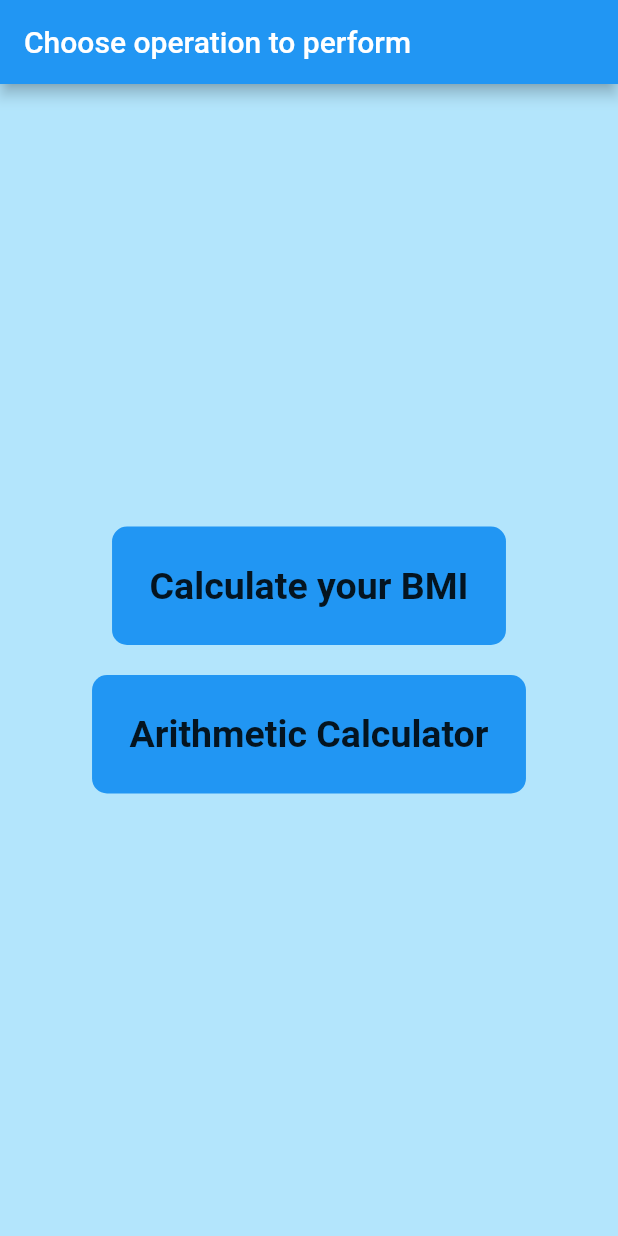
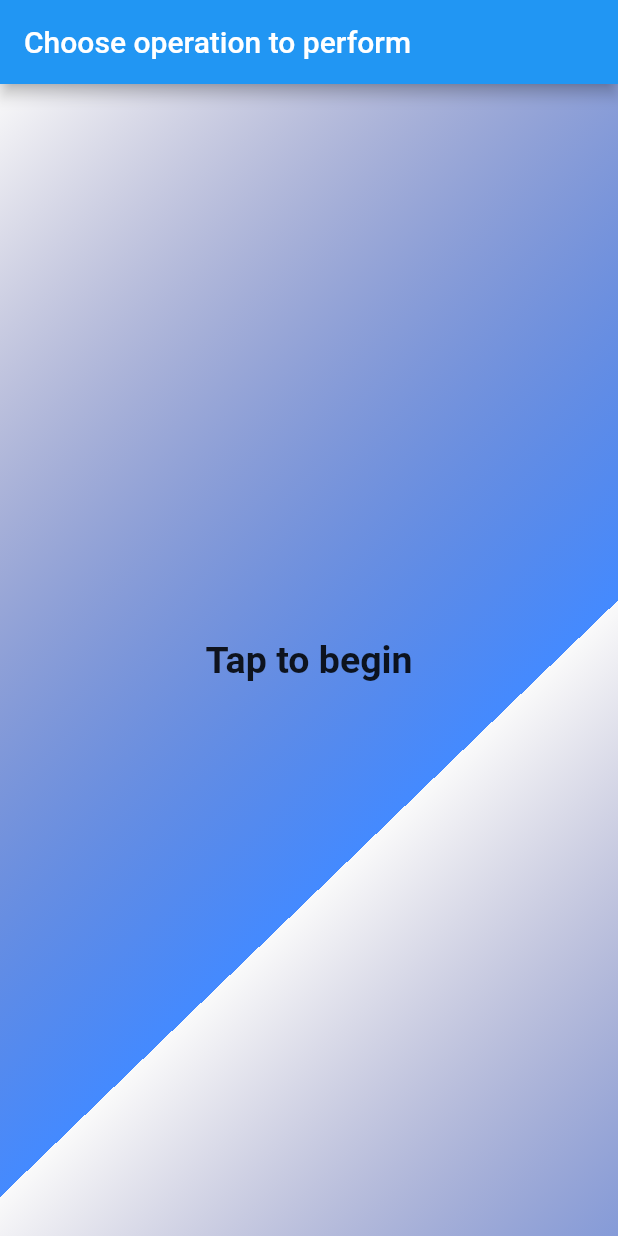
Before and after one commit to austinevick/AnimatedContainer-flutter, a Flutter app: the screen it shows after launch, on a phone screen of 412 x 824 dp. Run offline on Flutter 3.47's test engine with Material 2 defaults, Android fonts, the phone set to English and light mode, and no system bars.

Commit message:
first commit

```diff
--- a/lib/introscreen.dart
+++ b/lib/introscreen.dart
@@ -2,14 +2,131 @@ import 'package:flutter/material.dart';
 import 'package:timer/calculator.dart';
 import 'package:timer/main.dart';
 
-class IntroScreen extends StatelessWidget {
+class IntroScreen extends StatefulWidget {
+  @override
+  _IntroScreenState createState() => _IntroScreenState();
+}
+
+class _IntroScreenState extends State<IntroScreen> {
+  double height;
+  var selected = false;
+
   @override
   Widget build(BuildContext context) {
-    return Scaffold(backgroundColor: Colors.lightBlue[100],
+    return Scaffold(
       appBar: AppBar(
         title: Text('Choose operation to perform'),
       ),
       body: Center(
+        child: Column(
+          crossAxisAlignment: CrossAxisAlignment.stretch,
+          children: <Widget>[
+            Expanded(
+              flex: 0,
+              child: GestureDetector(
+                onTap: () {
+                  setState(() {
+                    selected = !selected;
+                  });
+                },
+                child: AnimatedContainer(
+                  padding: EdgeInsets.all(30),
+                  child: Center(
+                    child: Column(
+                      mainAxisAlignment: MainAxisAlignment.center,
+                      children: <Widget>[
+                        Expanded(
+                          flex: 1,
+                          child: GestureDetector(
+                            onTap: () {
+                              Navigator.push(
+                                  context,
+                                  MaterialPageRoute(
+                                      builder: (context) => HomePage()));
+                            },
+                            child: Text(
+                              'Calculate your BMI',
+                              style: TextStyle(
+                                  color: Colors.white,
+                                  fontSize: 25,
+                                  fontWeight: FontWeight.bold),
+                            ),
+                          ),
+                        ),
+                        SizedBox(height: 10),
+                        Expanded(
+                          flex: 1,
+                          child: GestureDetector(
+                            onTap: () {
+                              Navigator.push(
+                                  context,
+                                  MaterialPageRoute(
+                                      builder: (context) => CalculatorPage()));
+                            },
+                            child: Text(
+                              'Arithmetic Calculator',
+                              style: TextStyle(
+                                  color: Colors.white,
+                                  fontSize: 25,
+                                  fontWeight: FontWeight.bold),
+                            ),
+                          ),
+                        )
+                      ],
+                    ),
+                  ),
+                  height: selected ? 603 : 0.0,
+                  duration: Duration(seconds: 2),
+                  decoration: BoxDecoration(
+                      borderRadius: BorderRadius.only(
+                          topLeft: Radius.circular(100),
+                          topRight: Radius.circular(100)),
+                      image: DecorationImage(
+                          fit: BoxFit.cover,
+                          image: AssetImage('images/beautiful_pattern.jpg'))),
+                ),
+              ),
+            ),
+            Expanded(
+                          child: Container(
+                decoration: BoxDecoration(
+                  gradient: LinearGradient(
+                    begin: Alignment.topLeft,
+                    end: Alignment(
+                        0.8, 0.0), // 10% of the width, so there are ten blinds.
+                    colors: [
+                      const Color(0xf0b69),
+                      Colors.blueAccent
+                    ], // whitish to gray
+                    tileMode:
+                        TileMode.repeated, // repeats the gradient over the canvas
+                  ),
+                ),
+                child: Center(
+                  heightFactor: 20,
+                  child: GestureDetector(
+                      onTap: () {
+                        setState(() {
+                          selected = !selected;
+                        });
+                      },
+                      child: Text(
+                        'Tap to begin',
+                        style:
+                            TextStyle(fontSize: 25, fontWeight: FontWeight.bold),
+                      )),
+                ),
+              ),
+            )
+          ],
+        ),
+      ),
+    );
+  }
+}
+
+/**
+ *Center(
         child: Column(
           mainAxisAlignment: MainAxisAlignment.center,
           children: <Widget>[
@@ -51,6 +168,5 @@ class IntroScreen extends StatelessWidget {
           ],
         ),
       ),
-    );
-  }
-}
+ *
+ */
--- a/pubspec.yaml
+++ b/pubspec.yaml
@@ -41,8 +41,8 @@ flutter:
   uses-material-design: true
 
   # To add assets to your application, add an assets section, like this:
-  # assets:
-  #  - images/a_dot_burr.jpeg
+  assets:
+   - images/
   #  - images/a_dot_ham.jpeg
 
   # An image asset can refer to one or more resolution-specific "variants", see
```
Also changed, not shown: images/beautiful_pattern.jpg (added), images/image.jpg (added).
